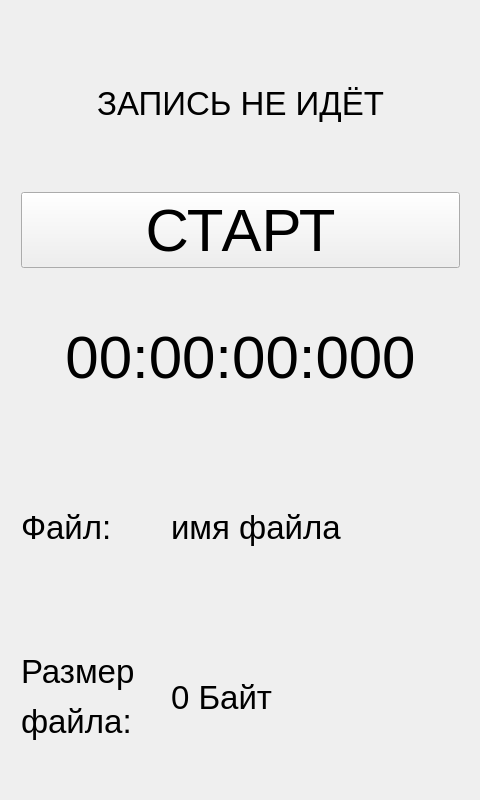
Above: mainwindow.ui from BadLagger/qmems before the change. Below: the same form after it.
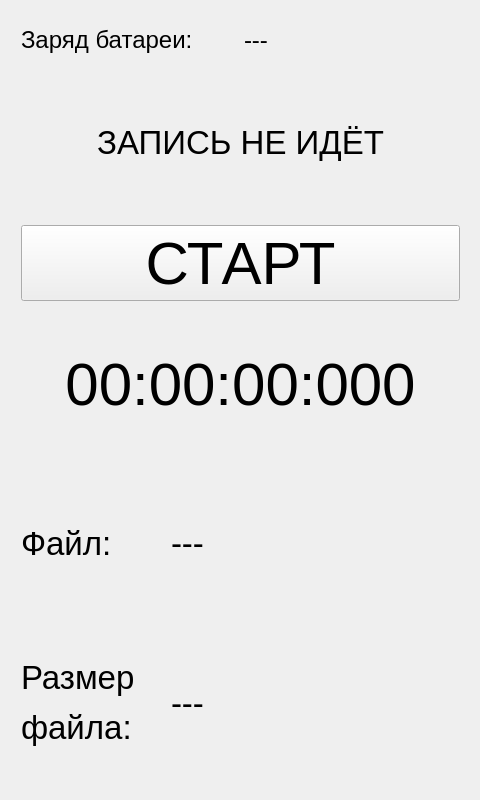
That is the form after the change.

Commit message: Add change lvlv label to  GUI

Patch:
```diff
--- a/mainwindow.ui
+++ b/mainwindow.ui
@@ -40,7 +40,35 @@
       <height>781</height>
      </rect>
     </property>
-    <layout class="QVBoxLayout" name="verticalLayout">
+    <layout class="QVBoxLayout" name="verticalLayout" stretch="1,4,4,4,4,4">
+     <item>
+      <layout class="QHBoxLayout" name="horizontalLayout_3">
+       <item>
+        <widget class="QLabel" name="label_2">
+         <property name="font">
+          <font>
+           <pointsize>18</pointsize>
+          </font>
+         </property>
+         <property name="text">
+          <string>Заряд батареи: </string>
+         </property>
+        </widget>
+       </item>
+       <item>
+        <widget class="QLabel" name="label_4">
+         <property name="font">
+          <font>
+           <pointsize>18</pointsize>
+          </font>
+         </property>
+         <property name="text">
+          <string>---</string>
+         </property>
+        </widget>
+       </item>
+      </layout>
+     </item>
      <item>
       <widget class="QLabel" name="RecLbl">
        <property name="font">
@@ -105,7 +133,7 @@
           </font>
          </property>
          <property name="text">
-          <string>имя файла</string>
+          <string>---</string>
          </property>
         </widget>
        </item>
@@ -133,7 +161,7 @@
           </font>
          </property>
          <property name="text">
-          <string>0 Байт</string>
+          <string>---</string>
          </property>
         </widget>
        </item>
```
